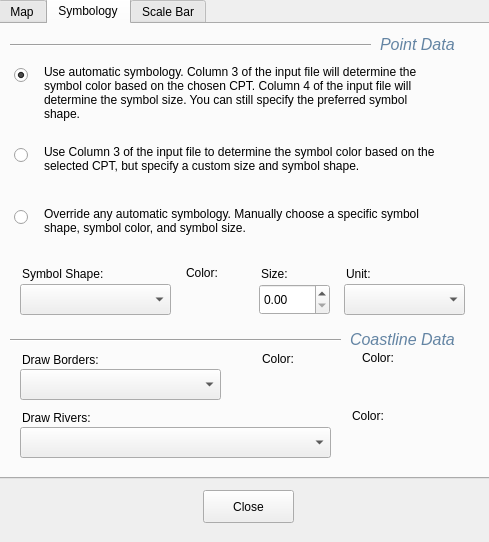
Before: the Qt Designer form mapui/support/interfaces/options.ui in cheapstr73/mapui, drawn with Qt 5.
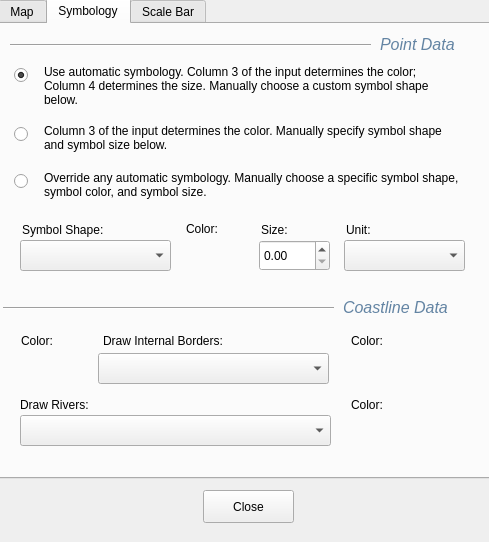
After: the same form once the commit is applied. The open tabs and pages were chosen to show the change. Icons and pictures are not drawn.

Commit message: Added new line color selection control

What changed in the file:
```diff
--- a/mapui/support/interfaces/options.ui
+++ b/mapui/support/interfaces/options.ui
@@ -1157,7 +1157,7 @@
      <property name="geometry">
       <rect>
        <x>20</x>
-       <y>260</y>
+       <y>216</y>
        <width>151</width>
        <height>31</height>
       </rect>
@@ -1167,7 +1167,7 @@
      <property name="geometry">
       <rect>
        <x>259</x>
-       <y>260</y>
+       <y>216</y>
        <width>71</width>
        <height>31</height>
       </rect>
@@ -1177,7 +1177,7 @@
      <property name="geometry">
       <rect>
        <x>344</x>
-       <y>260</y>
+       <y>216</y>
        <width>121</width>
        <height>31</height>
       </rect>
@@ -1187,7 +1187,7 @@
      <property name="geometry">
       <rect>
        <x>22</x>
-       <y>241</y>
+       <y>197</y>
        <width>111</width>
        <height>17</height>
       </rect>
@@ -1200,7 +1200,7 @@
      <property name="geometry">
       <rect>
        <x>261</x>
-       <y>241</y>
+       <y>197</y>
        <width>71</width>
        <height>17</height>
       </rect>
@@ -1213,7 +1213,7 @@
      <property name="geometry">
       <rect>
        <x>346</x>
-       <y>241</y>
+       <y>197</y>
        <width>71</width>
        <height>17</height>
       </rect>
@@ -1246,12 +1246,12 @@
       <rect>
        <x>44</x>
        <y>41</y>
-       <width>391</width>
-       <height>71</height>
+       <width>411</width>
+       <height>51</height>
       </rect>
      </property>
      <property name="text">
-      <string>&lt;html&gt;&lt;head/&gt;&lt;body&gt;&lt;p&gt;Use automatic symbology. Column 3 of the input file will determine the symbol color based on the chosen CPT. Column 4 of the input file will determine the symbol size. You can still specify the preferred symbol shape.&lt;/p&gt;&lt;/body&gt;&lt;/html&gt;</string>
+      <string>&lt;html&gt;&lt;head/&gt;&lt;body&gt;&lt;p&gt;&lt;span style=&quot; font-family:'Calibri';&quot;&gt;Use automatic symbology. Column 3 of the input determines the color; Column 4 determines the size. Manually choose a custom symbol shape below.&lt;/span&gt;&lt;/p&gt;&lt;/body&gt;&lt;/html&gt;</string>
      </property>
      <property name="alignment">
       <set>Qt::AlignLeading|Qt::AlignLeft|Qt::AlignTop</set>
@@ -1267,7 +1267,7 @@
      <property name="geometry">
       <rect>
        <x>14</x>
-       <y>121</y>
+       <y>100</y>
        <width>21</width>
        <height>21</height>
       </rect>
@@ -1283,13 +1283,13 @@
      <property name="geometry">
       <rect>
        <x>44</x>
-       <y>121</y>
-       <width>391</width>
-       <height>51</height>
+       <y>100</y>
+       <width>411</width>
+       <height>41</height>
       </rect>
      </property>
      <property name="text">
-      <string>&lt;html&gt;&lt;head/&gt;&lt;body&gt;&lt;p&gt;Use Column 3 of the input file to determine the symbol color based on the selected CPT, but specify a custom size and symbol shape.&lt;/p&gt;&lt;/body&gt;&lt;/html&gt;</string>
+      <string>&lt;html&gt;&lt;head/&gt;&lt;body&gt;&lt;p&gt;&lt;span style=&quot; font-family:'Calibri';&quot;&gt;Column 3 of the input determines the color. Manually specify symbol shape and symbol size below.&lt;/span&gt;&lt;/p&gt;&lt;/body&gt;&lt;/html&gt;</string>
      </property>
      <property name="alignment">
       <set>Qt::AlignLeading|Qt::AlignLeft|Qt::AlignTop</set>
@@ -1302,7 +1302,7 @@
      <property name="geometry">
       <rect>
        <x>14</x>
-       <y>183</y>
+       <y>147</y>
        <width>21</width>
        <height>21</height>
       </rect>
@@ -1318,8 +1318,8 @@
      <property name="geometry">
       <rect>
        <x>44</x>
-       <y>183</y>
-       <width>391</width>
+       <y>147</y>
+       <width>421</width>
        <height>41</height>
       </rect>
      </property>
@@ -1551,7 +1551,7 @@
      <property name="geometry">
       <rect>
        <x>184</x>
-       <y>260</y>
+       <y>216</y>
        <width>61</width>
        <height>31</height>
       </rect>
@@ -1562,7 +1562,7 @@
      <property name="geometry">
       <rect>
        <x>186</x>
-       <y>240</y>
+       <y>196</y>
        <width>51</width>
        <height>17</height>
       </rect>
@@ -1574,8 +1574,8 @@
     <widget class="Line" name="line_9">
      <property name="geometry">
       <rect>
-       <x>10</x>
-       <y>306</y>
+       <x>3</x>
+       <y>274</y>
        <width>331</width>
        <height>20</height>
       </rect>
@@ -1678,8 +1678,8 @@
     <widget class="QLabel" name="label_26">
      <property name="geometry">
       <rect>
-       <x>350</x>
-       <y>305</y>
+       <x>343</x>
+       <y>273</y>
        <width>121</width>
        <height>21</height>
       </rect>
@@ -1788,9 +1788,9 @@
     <widget class="QWidget" name="horizontalLayoutWidget_2">
      <property name="geometry">
       <rect>
-       <x>390</x>
-       <y>345</y>
-       <width>81</width>
+       <x>19</x>
+       <y>328</y>
+       <width>51</width>
        <height>31</height>
       </rect>
      </property>
@@ -1799,8 +1799,8 @@
     <widget class="QLabel" name="label_19">
      <property name="geometry">
       <rect>
-       <x>362</x>
-       <y>325</y>
+       <x>21</x>
+       <y>308</y>
        <width>51</width>
        <height>17</height>
       </rect>
@@ -1812,9 +1812,9 @@
     <widget class="QComboBox" name="combo_coastline_national_boundary_type">
      <property name="geometry">
       <rect>
-       <x>20</x>
-       <y>345</y>
-       <width>201</width>
+       <x>98</x>
+       <y>329</y>
+       <width>231</width>
        <height>31</height>
       </rect>
      </property>
@@ -1822,21 +1822,21 @@
     <widget class="QLabel" name="label_2">
      <property name="geometry">
       <rect>
-       <x>22</x>
-       <y>327</y>
-       <width>101</width>
+       <x>103</x>
+       <y>308</y>
+       <width>151</width>
        <height>17</height>
       </rect>
      </property>
      <property name="text">
-      <string>Draw Borders:</string>
+      <string>Draw Internal Borders:</string>
      </property>
     </widget>
     <widget class="QLabel" name="label_20">
      <property name="geometry">
       <rect>
-       <x>352</x>
-       <y>383</y>
+       <x>351</x>
+       <y>372</y>
        <width>51</width>
        <height>17</height>
       </rect>
@@ -1849,7 +1849,7 @@
      <property name="geometry">
       <rect>
        <x>20</x>
-       <y>403</y>
+       <y>391</y>
        <width>311</width>
        <height>31</height>
       </rect>
@@ -1858,8 +1858,8 @@
     <widget class="QLabel" name="label_23">
      <property name="geometry">
       <rect>
-       <x>22</x>
-       <y>385</y>
+       <x>20</x>
+       <y>372</y>
        <width>101</width>
        <height>17</height>
       </rect>
@@ -1871,8 +1871,8 @@
     <widget class="QLabel" name="label_24">
      <property name="geometry">
       <rect>
-       <x>262</x>
-       <y>326</y>
+       <x>351</x>
+       <y>308</y>
        <width>51</width>
        <height>17</height>
       </rect>
@@ -1884,9 +1884,9 @@
     <widget class="QWidget" name="horizontalLayoutWidget_3">
      <property name="geometry">
       <rect>
-       <x>341</x>
-       <y>400</y>
-       <width>141</width>
+       <x>350</x>
+       <y>391</y>
+       <width>111</width>
        <height>31</height>
       </rect>
      </property>
@@ -1895,10 +1895,10 @@
     <widget class="QWidget" name="horizontalLayoutWidget_4">
      <property name="geometry">
       <rect>
-       <x>233</x>
-       <y>344</y>
-       <width>141</width>
-       <height>31</height>
+       <x>350</x>
+       <y>328</y>
+       <width>111</width>
+       <height>33</height>
       </rect>
      </property>
      <layout class="QHBoxLayout" name="coastline_national_boundary_layout"/>
```
Left out of the diff: 36 changed lines with no effect on the pictures. The commit also changes 17 other files.
